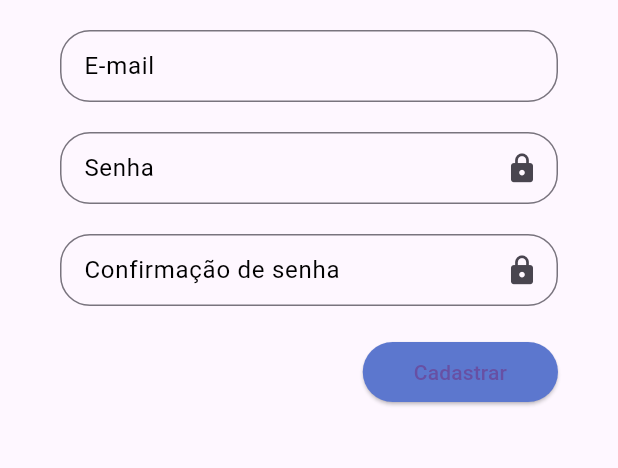
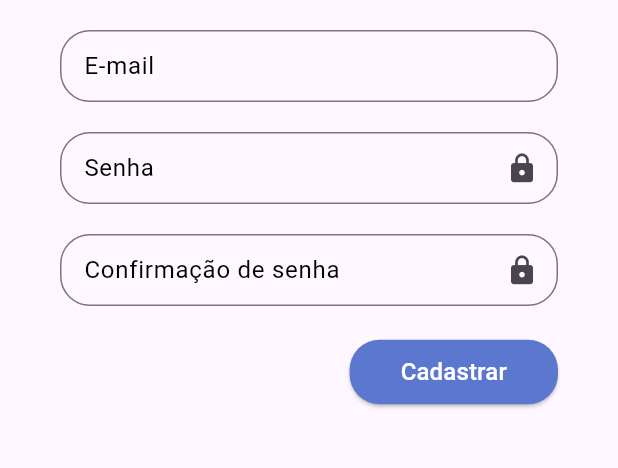
Before and after one commit to Barba2k2/todo_list_provider, a Flutter app: the screen it shows after launch, after a tap on "Cadastre-se", on a phone screen of 412 x 824 dp, the part 393-861 px from its top. Run offline on Flutter 3.47's test engine with Material 3 defaults, Android fonts, the phone set to English and light mode, and no system bars; our stand-ins replace firebase_auth, firebase_core, flutter_signin_button, google_fonts, sqflite, synchronized; missing offline and left inert: validatorless; accounts and stored records are empty; network calls fail; Roboto replaces fonts that are missing (Mandali).

```diff
--- /dev/null
+++ b/devtools_options.yaml
@@ -0,0 +1,3 @@
+description: This file stores settings for Dart & Flutter DevTools.
+documentation: https://docs.flutter.dev/tools/devtools/extensions#configure-extension-enablement-states
+extensions:
--- a/lib/app/modules/auth/login/login_page.dart
+++ b/lib/app/modules/auth/login/login_page.dart
@@ -61,7 +61,14 @@ class LoginPage extends StatelessWidget {
                                     // ignore: sort_child_properties_last
                                     child: const Padding(
                                       padding: EdgeInsets.all(10),
-                                      child: Text('Login'),
+                                      child: Text(
+                                        'Login',
+                                        style: TextStyle(
+                                          color: Colors.white,
+                                          fontWeight: FontWeight.w500,
+                                          fontSize: 16,
+                                        ),
+                                      ),
                                     ),
                                     style: ElevatedButton.styleFrom(
                                       shape: RoundedRectangleBorder(
--- a/lib/app/modules/auth/register/register_page.dart
+++ b/lib/app/modules/auth/register/register_page.dart
@@ -1,9 +1,11 @@
 import 'package:flutter/material.dart';
+import 'package:provider/provider.dart';
 import 'package:validatorless/validatorless.dart';
 
 import '../../../core/ui/theme_extensions.dart';
 import '../../../core/widgets/todo_list_field.dart';
 import '../../../core/widgets/todo_list_logo.dart';
+import 'register_controller.dart';
 
 class RegisterPage extends StatefulWidget {
   const RegisterPage({super.key});
@@ -13,7 +15,6 @@ class RegisterPage extends StatefulWidget {
 }
 
 class _RegisterPageState extends State<RegisterPage> {
-
   final _formKey = GlobalKey<FormState>();
   final _emailEC = TextEditingController();
   final _passwordEC = TextEditingController();
@@ -24,7 +25,30 @@ class _RegisterPageState extends State<RegisterPage> {
     _emailEC.dispose();
     _passwordEC.dispose();
     _confirmPasswordEC.dispose();
+    // context.read<RegisterController>().removeListener(() {});
     super.dispose();
+  }
+
+  @override
+  void initState() {
+    super.initState();
+    context.read<RegisterController>().addListener(
+      () {
+        final controller = context.read<RegisterController>();
+        var success = controller.success;
+        var error = controller.error;
+        if (success) {
+          Navigator.of(context).pop();
+        } else if (error != null && error.isNotEmpty) {
+          ScaffoldMessenger.of(context).showSnackBar(
+            SnackBar(
+              content: Text(error),
+              backgroundColor: Colors.red,
+            ),
+          );
+        }
+      },
+    );
   }
 
   @override
@@ -146,6 +170,16 @@ class _RegisterPageState extends State<RegisterPage> {
                       onPressed: () {
                         final formValid =
                             _formKey.currentState?.validate() ?? false;
+
+                        if (formValid) {
+                          final email = _emailEC.text;
+                          final password = _passwordEC.text;
+
+                          context.read<RegisterController>().registerUser(
+                                email,
+                                password,
+                              );
+                        }
                       },
                       style: ElevatedButton.styleFrom(
                         shape: RoundedRectangleBorder(
@@ -155,7 +189,14 @@ class _RegisterPageState extends State<RegisterPage> {
                       ),
                       child: const Padding(
                         padding: EdgeInsets.all(10),
-                        child: Text('Cadastrar'),
+                        child: Text(
+                          'Cadastrar',
+                          style: TextStyle(
+                            color: Colors.white,
+                            fontWeight: FontWeight.w500,
+                            fontSize: 16,
+                          ),
+                        ),
                       ),
                     ),
                   ),
--- a/lib/main.dart
+++ b/lib/main.dart
@@ -3,10 +3,13 @@ import 'package:flutter/material.dart';
 import 'package:flutter/services.dart';
 
 import 'app/app_module.dart';
+import 'firebase_options.dart';
 
 Future<void> main() async {
   WidgetsFlutterBinding.ensureInitialized();
-  await Firebase.initializeApp();
+  await Firebase.initializeApp(
+    options: DefaultFirebaseOptions.currentPlatform,
+  );
   runApp(
     const AppModule(),
   );
```
Also changed, not shown: firebase.json (added), lib/firebase_options.dart (added), 4 other files.
